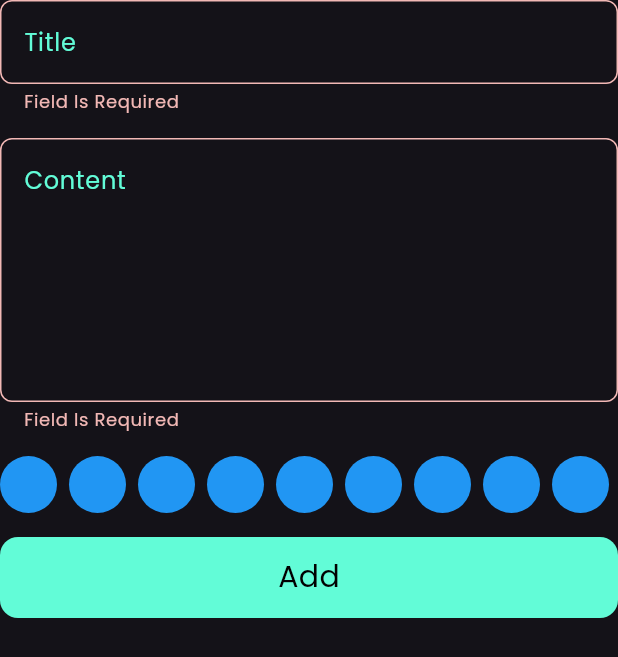
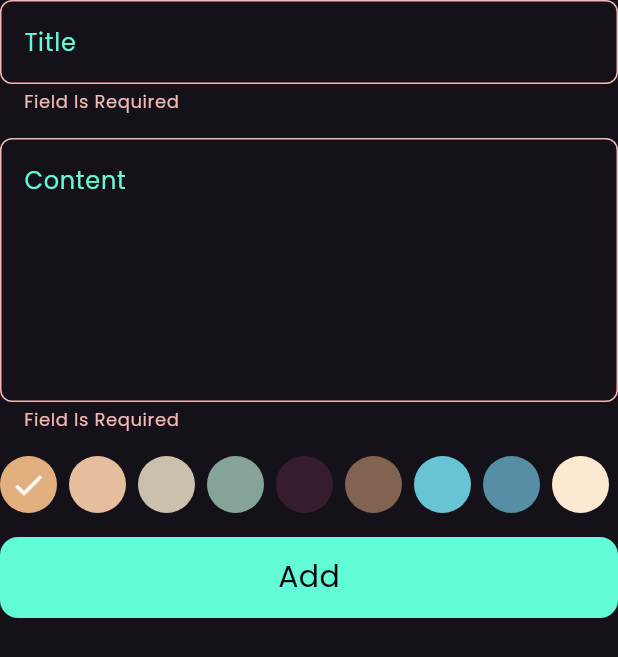
Before and after one commit to joemohamed2020/notes_app, a Flutter app: the AddNoteForm widget shown alone on an empty page, opened directly, after a tap on "Add", on a phone screen of 412 x 824 dp. Shown: the top 657 px of the screen. Run offline on Flutter 3.47's test engine with Material 3 defaults, Android fonts, the phone set to English and light mode, and no system bars; our stand-ins replace bloc, flutter_bloc, hive, hive_flutter; accounts and stored records are empty.

Commit message:
add real color to noteModel

```diff
--- a/lib/cubits/add_note_cubit/add_note_cubit.dart
+++ b/lib/cubits/add_note_cubit/add_note_cubit.dart
@@ -1,4 +1,5 @@
 import 'package:bloc/bloc.dart';
+import 'package:flutter/material.dart';
 import 'package:hive_flutter/hive_flutter.dart';
 import 'package:meta/meta.dart';
 import 'package:notes_app/constants.dart';
@@ -8,6 +9,7 @@ part 'add_note_state.dart';
 
 class AddNoteCubit extends Cubit<AddNoteState> {
   AddNoteCubit() : super(AddNoteInitial());
+  Color? color;
   addNote(NoteModel noteModel) async {
     emit(AddNoteLoading());
     try {
--- a/lib/views/widgets/add_note_form.dart
+++ b/lib/views/widgets/add_note_form.dart
@@ -18,24 +18,7 @@ class _AddNoteFormState extends State<AddNoteForm> {
   final GlobalKey<FormState> formKey = GlobalKey();
   AutovalidateMode autovalidateMode = AutovalidateMode.disabled;
   String? title, subTitle;
-  Color color = Colors.orange;
-  late final List<Color> colors;
   bool isPicked = false;
-  @override
-  void initState() {
-    colors = [
-      Colors.orange,
-      Colors.red,
-      Colors.blue,
-      Colors.yellow,
-      Colors.green,
-      Colors.cyan,
-      Colors.brown,
-      Colors.amber,
-      Colors.indigo,
-    ];
-    super.initState();
-  }
 
   @override
   Widget build(BuildContext context) {
@@ -78,7 +61,8 @@ class _AddNoteFormState extends State<AddNoteForm> {
                       subTitle: subTitle!,
                       date:
                           "${DateTime.now().year}-${DateTime.now().month}-${DateTime.now().day}",
-                      color: color.value);
+                      color:
+                          BlocProvider.of<AddNoteCubit>(context).color!.value);
                   BlocProvider.of<AddNoteCubit>(context).addNote(noteModel);
                 } else {
                   autovalidateMode = AutovalidateMode.always;
--- a/lib/views/widgets/color_list_view.dart
+++ b/lib/views/widgets/color_list_view.dart
@@ -1,12 +1,10 @@
 import 'package:flutter/material.dart';
+import 'package:flutter_bloc/flutter_bloc.dart';
+import 'package:notes_app/cubits/add_note_cubit/add_note_cubit.dart';
 
 class ColorBall extends StatelessWidget {
-  const ColorBall({
-    super.key,
-    required this.color,
-    this.onTap,
-    this.isPicked = false,
-  });
+  const ColorBall(
+      {super.key, required this.color, this.onTap, required this.isPicked});
   final Color color;
   final void Function()? onTap;
   final bool isPicked;
@@ -28,8 +26,34 @@ class ColorBall extends StatelessWidget {
   }
 }
 
-class ColorListView extends StatelessWidget {
+class ColorListView extends StatefulWidget {
   const ColorListView({super.key});
+
+  @override
+  State<ColorListView> createState() => _ColorListViewState();
+}
+
+class _ColorListViewState extends State<ColorListView> {
+  late int pickedBall;
+  late List<Color> colors;
+  @override
+  void initState() {
+    super.initState();
+    pickedBall = 0;
+    colors = const [
+      Color(0xffe1b07e),
+      Color(0xffe5be9e),
+      Color(0xffcbc0ad),
+      Color(0xff86a397),
+      Color(0xff361d2e),
+      Color(0xff826251),
+      Color(0xff68c3d4),
+      Color(0xff568ea3),
+      Color(0xffffe8d1),
+      Color(0xffffffff)
+    ];
+    BlocProvider.of<AddNoteCubit>(context).color = colors[pickedBall];
+  }
 
   @override
   Widget build(BuildContext context) {
@@ -39,7 +63,15 @@ class ColorListView extends StatelessWidget {
         scrollDirection: Axis.horizontal,
         itemCount: 10,
         itemBuilder: (context, index) {
-          return const ColorBall(color: Colors.blue);
+          return ColorBall(
+            onTap: () {
+              pickedBall = index;
+              BlocProvider.of<AddNoteCubit>(context).color = colors[pickedBall];
+              setState(() {});
+            },
+            color: colors[index],
+            isPicked: pickedBall == index,
+          );
         },
       ),
     );
--- a/lib/views/widgets/note_card.dart
+++ b/lib/views/widgets/note_card.dart
@@ -18,9 +18,9 @@ class NoteCard extends StatelessWidget {
         }));
       },
       child: Container(
-        decoration: const BoxDecoration(
-            color: Color(0xffffcd7b),
-            borderRadius: BorderRadius.all(Radius.circular(16))),
+        decoration: BoxDecoration(
+            color: Color(noteModel.color),
+            borderRadius: const BorderRadius.all(Radius.circular(16))),
         child: Padding(
           padding: const EdgeInsets.only(left: 16, top: 24, bottom: 24),
           child: Column(
```
